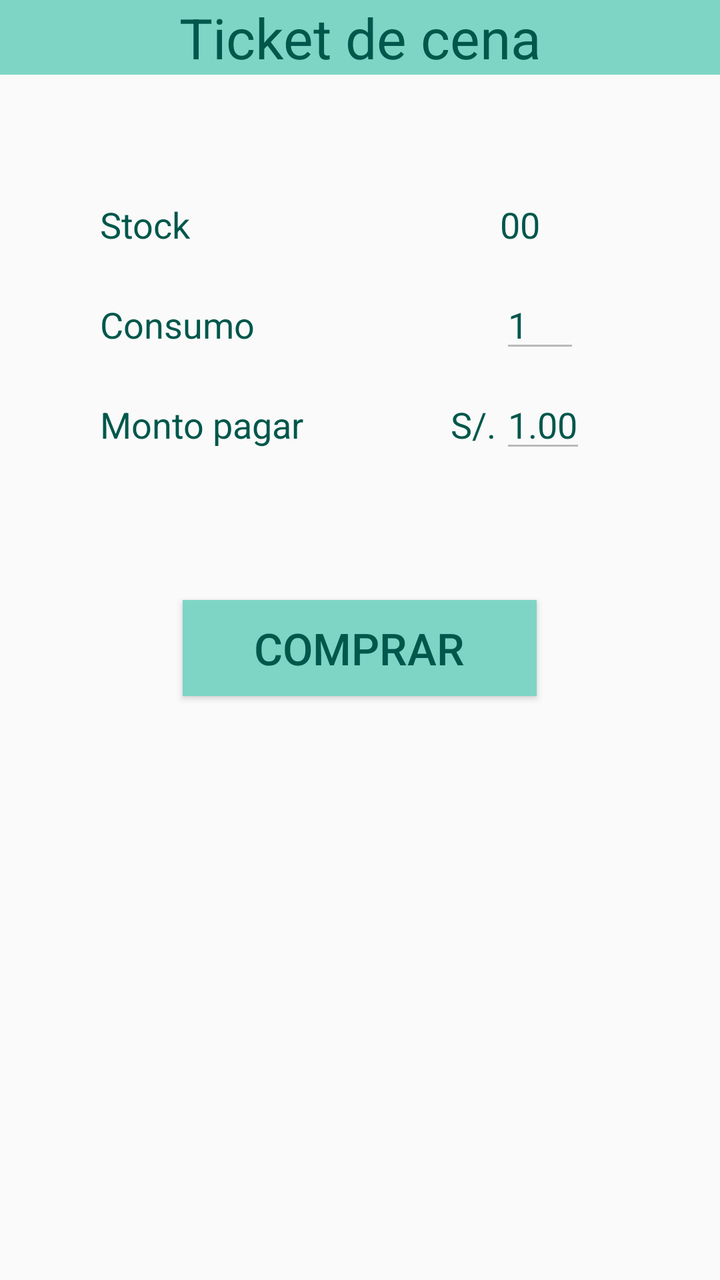
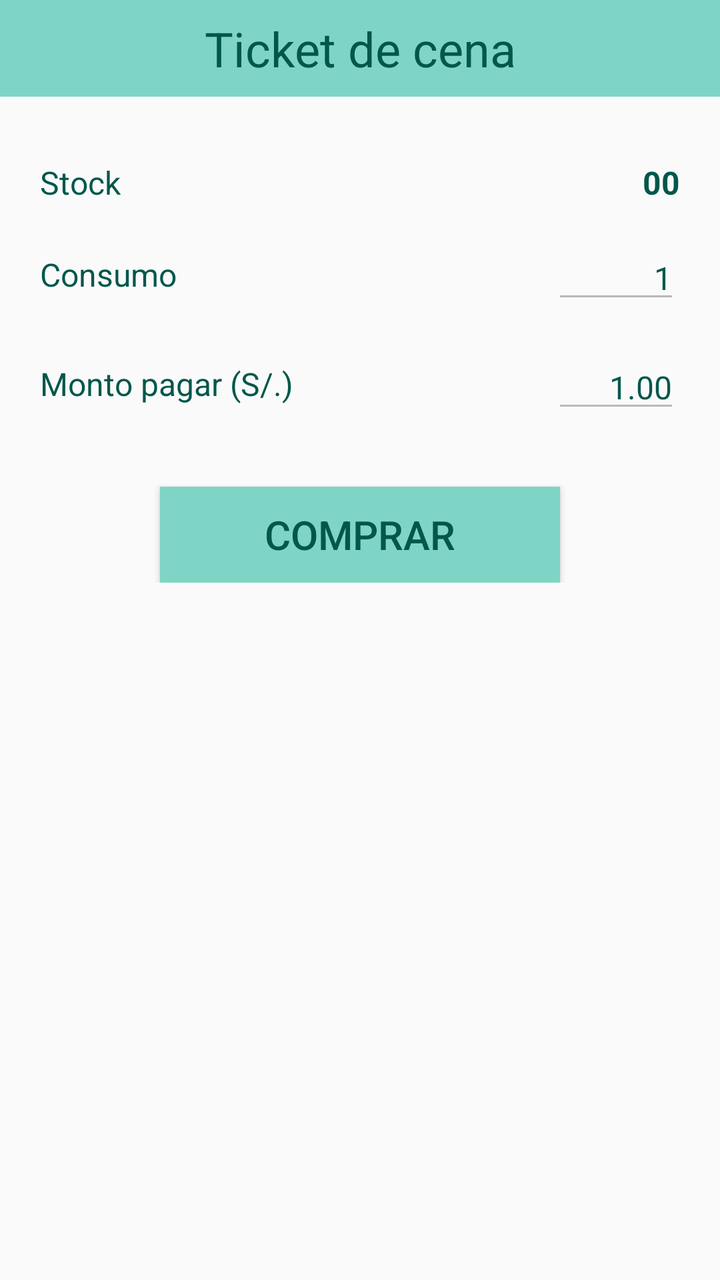

Two renders of the same Android screen: before a commit and after it. Below are the layout's source before the change and the commit's diff.
<!-- AndroidManifest.xml: application theme AppTheme -->
<!-- res/layout/fragment_fragmento_alumno_comprar_cena.xml -->
<?xml version="1.0" encoding="utf-8"?>
<FrameLayout xmlns:android="http://schemas.android.com/apk/res/android"
    xmlns:tools="http://schemas.android.com/tools"
    android:layout_width="match_parent"
    android:layout_height="match_parent"
    tools:context=".fragmento_alumno.fragmento_alumno_comprar_cena">

    <TextView
        android:id="@+id/textView17"
        android:layout_width="414dp"
        android:layout_height="wrap_content"
        android:layout_gravity="center_horizontal"
        android:layout_marginTop="0dp"
        android:background="#7FD5C5"
        android:gravity="center_horizontal"
        android:text="Ticket de cena"
        android:textColor="@color/colorPrimaryDark"
        android:textSize="28sp" />

    <TextView
        android:id="@+id/textView18"
        android:layout_width="wrap_content"
        android:layout_height="wrap_content"
        android:layout_marginTop="100dp"
        android:layout_marginLeft="50dp"
        android:text="Stock"
        android:textColor="@color/colorPrimaryDark"
        android:textSize="18sp" />

    <TextView
        android:id="@+id/stock_ticket_cena"
        android:layout_width="40dp"
        android:layout_height="wrap_content"
        android:layout_marginLeft="250dp"
        android:layout_marginTop="100dp"
        android:editable="false"
        android:ems="10"
        android:enabled="false"
        android:inputType="textPersonName"
        android:text="00"
        android:textColor="@color/colorPrimaryDark"
        android:textSize="18sp" />
    <TextView
        android:id="@+id/textView19"
        android:layout_width="wrap_content"
        android:layout_height="wrap_content"
        android:layout_marginTop="150dp"
        android:layout_marginLeft="50dp"
        android:text="Consumo"
        android:textColor="@color/colorPrimaryDark"
        android:textSize="18sp" />

    <EditText
        android:id="@+id/editText1"
        android:layout_width="40dp"
        android:layout_height="wrap_content"
        android:layout_marginLeft="250dp"
        android:layout_marginTop="140dp"
        android:editable="false"
        android:enabled="false"
        android:ems="10"
        android:inputType="textPersonName"
        android:text="1"
        android:textColor="@color/colorPrimaryDark"
        android:textSize="18sp" />

    <TextView
        android:id="@+id/textView20"
        android:layout_width="wrap_content"
        android:layout_height="wrap_content"
        android:layout_marginTop="200dp"
        android:layout_marginLeft="50dp"
        android:text="Monto pagar                 S/."
        android:textColor="@color/colorPrimaryDark"
        android:textSize="18sp" />

    <EditText
        android:id="@+id/editText2"
        android:layout_width="43dp"
        android:layout_height="wrap_content"
        android:layout_marginLeft="250dp"
        android:layout_marginTop="190dp"
        android:ems="10"
        android:enabled="false"
        android:editable="false"
        android:inputType="textPersonName"
        android:text="1.00"
        android:textColor="@color/colorPrimaryDark"
        android:textSize="18sp" />

    <Button
        android:id="@+id/btn_comprar_cena"
        android:layout_width="177dp"
        android:layout_height="wrap_content"
        android:layout_gravity="center_horizontal"
        android:layout_marginTop="300dp"
        android:background="#7FD5C5"
        android:text="Comprar"
        android:textColor="@color/colorPrimaryDark"
        android:textSize="22sp" />



</FrameLayout>
<!-- resources referenced by this layout -->
<resources>
  <color name="colorPrimaryDark">#00574B</color>
  <style name="AppTheme" parent="Theme.AppCompat.Light.DarkActionBar">
          
          <item name="colorPrimary">@color/colorPrimary</item>
          <item name="colorPrimaryDark">@color/colorPrimaryDark</item>
          <item name="colorAccent">@color/colorAccent</item>
      </style>
  <color name="colorPrimary">#8BD8D0</color>
  <color name="colorAccent">#D81B60</color>
</resources>

<!-- the commit's change to res/layout/fragment_fragmento_alumno_comprar_cena.xml (unified diff, before → after) -->
@@ -1,104 +1,150 @@
 <?xml version="1.0" encoding="utf-8"?>
-<FrameLayout xmlns:android="http://schemas.android.com/apk/res/android"
+<LinearLayout xmlns:android="http://schemas.android.com/apk/res/android"
+    xmlns:app="http://schemas.android.com/apk/res-auto"
     xmlns:tools="http://schemas.android.com/tools"
     android:layout_width="match_parent"
     android:layout_height="match_parent"
+    android:orientation="vertical"
     tools:context=".fragmento_alumno.fragmento_alumno_comprar_cena">
 
     <TextView
         android:id="@+id/textView17"
-        android:layout_width="414dp"
+        android:layout_width="match_parent"
         android:layout_height="wrap_content"
-        android:layout_gravity="center_horizontal"
-        android:layout_marginTop="0dp"
         android:background="#7FD5C5"
         android:gravity="center_horizontal"
+        android:paddingVertical="8dp"
         android:text="Ticket de cena"
         android:textColor="@color/colorPrimaryDark"
-        android:textSize="28sp" />
+        android:textSize="@dimen/header_text_size" />
 
-    <TextView
-        android:id="@+id/textView18"
-        android:layout_width="wrap_content"
-        android:layout_height="wrap_content"
-        android:layout_marginTop="100dp"
-        android:layout_marginLeft="50dp"
-        android:text="Stock"
-        android:textColor="@color/colorPrimaryDark"
-        android:textSize="18sp" />
+    <ScrollView
+        android:layout_width="match_parent"
+        android:layout_height="0dp"
+        android:layout_weight="1"
+        android:fillViewport="true">
 
-    <TextView
-        android:id="@+id/stock_ticket_cena"
-        android:layout_width="40dp"
-        android:layout_height="wrap_content"
-        android:layout_marginLeft="250dp"
-        android:layout_marginTop="100dp"
-        android:editable="false"
-        android:ems="10"
-        android:enabled="false"
-        android:inputType="textPersonName"
-        android:text="00"
-        android:textColor="@color/colorPrimaryDark"
-        android:textSize="18sp" />
-    <TextView
-        android:id="@+id/textView19"
-        android:layout_width="wrap_content"
-        android:layout_height="wrap_content"
-        android:layout_marginTop="150dp"
-        android:layout_marginLeft="50dp"
-        android:text="Consumo"
-        android:textColor="@color/colorPrimaryDark"
-        android:textSize="18sp" />
+        <androidx.constraintlayout.widget.ConstraintLayout
+            android:layout_width="match_parent"
+            android:layout_height="wrap_content"
+            android:paddingStart="@dimen/screen_padding_horizontal"
+            android:paddingTop="@dimen/screen_padding_vertical"
+            android:paddingEnd="@dimen/screen_padding_horizontal"
+            android:paddingBottom="@dimen/screen_padding_vertical">
 
-    <EditText
-        android:id="@+id/editText1"
-        android:layout_width="40dp"
-        android:layout_height="wrap_content"
-        android:layout_marginLeft="250dp"
-        android:layout_marginTop="140dp"
-        android:editable="false"
-        android:enabled="false"
-        android:ems="10"
-        android:inputType="textPersonName"
-        android:text="1"
-        android:textColor="@color/colorPrimaryDark"
-        android:textSize="18sp" />
+            <LinearLayout
+                android:layout_width="0dp"
+                android:layout_height="wrap_content"
+                android:orientation="vertical"
+                app:layout_constraintEnd_toEndOf="parent"
+                app:layout_constraintStart_toStartOf="parent"
+                app:layout_constraintTop_toTopOf="parent"
+                app:layout_constraintWidth_max="@dimen/content_max_width">
 
-    <TextView
-        android:id="@+id/textView20"
-        android:layout_width="wrap_content"
-        android:layout_height="wrap_content"
-        android:layout_marginTop="200dp"
-        android:layout_marginLeft="50dp"
-        android:text="Monto pagar                 S/."
-        android:textColor="@color/colorPrimaryDark"
-        android:textSize="18sp" />
+                <LinearLayout
+                    android:layout_width="match_parent"
+                    android:layout_height="wrap_content"
+                    android:layout_marginTop="16dp"
+                    android:gravity="center_vertical"
+                    android:orientation="horizontal">
 
-    <EditText
-        android:id="@+id/editText2"
-        android:layout_width="43dp"
-        android:layout_height="wrap_content"
-        android:layout_marginLeft="250dp"
-        android:layout_marginTop="190dp"
-        android:ems="10"
-        android:enabled="false"
-        android:editable="false"
-        android:inputType="textPersonName"
-        android:text="1.00"
-        android:textColor="@color/colorPrimaryDark"
-        android:textSize="18sp" />
+                    <TextView
+                        android:id="@+id/textView18"
+                        android:layout_width="0dp"
+                        android:layout_height="wrap_content"
+                        android:layout_weight="1"
+                        android:text="Stock"
+                        android:textColor="@color/colorPrimaryDark"
+                        android:textSize="@dimen/body_text_size" />
 
-    <Button
-        android:id="@+id/btn_comprar_cena"
-        android:layout_width="177dp"
-        android:layout_height="wrap_content"
-        android:layout_gravity="center_horizontal"
-        android:layout_marginTop="300dp"
-        android:background="#7FD5C5"
-        android:text="Comprar"
-        android:textColor="@color/colorPrimaryDark"
-        android:textSize="22sp" />
+                    <TextView
+                        android:id="@+id/stock_ticket_cena"
+                        android:layout_width="wrap_content"
+                        android:layout_height="wrap_content"
+                        android:gravity="end"
+                        android:minWidth="64dp"
+                        android:text="00"
+                        android:textColor="@color/colorPrimaryDark"
+                        android:textSize="@dimen/body_text_size"
+                        android:textStyle="bold" />
 
+                </LinearLayout>
 
+                <LinearLayout
+                    android:layout_width="match_parent"
+                    android:layout_height="wrap_content"
+                    android:layout_marginTop="@dimen/form_section_spacing"
+                    android:gravity="center_vertical"
+                    android:orientation="horizontal">
 
-</FrameLayout>
+                    <TextView
+                        android:id="@+id/textView19"
+                        android:layout_width="0dp"
+                        android:layout_height="wrap_content"
+                        android:layout_weight="1"
+                        android:text="Consumo"
+                        android:textColor="@color/colorPrimaryDark"
+                        android:textSize="@dimen/body_text_size" />
+
+                    <EditText
+                        android:id="@+id/editText1"
+                        android:layout_width="wrap_content"
+                        android:layout_height="wrap_content"
+                        android:enabled="false"
+                        android:gravity="end"
+                        android:inputType="none"
+                        android:minWidth="64dp"
+                        android:text="1"
+                        android:textColor="@color/colorPrimaryDark"
+                        android:textSize="@dimen/body_text_size" />
+
+                </LinearLayout>
+
+                <LinearLayout
+                    android:layout_width="match_parent"
+                    android:layout_height="wrap_content"
+                    android:layout_marginTop="@dimen/form_section_spacing"
+                    android:gravity="center_vertical"
+                    android:orientation="horizontal">
+
+                    <TextView
+                        android:id="@+id/textView20"
+                        android:layout_width="0dp"
+                        android:layout_height="wrap_content"
+                        android:layout_weight="1"
+                        android:text="Monto pagar (S/.)"
+                        android:textColor="@color/colorPrimaryDark"
+                        android:textSize="@dimen/body_text_size" />
+
+                    <EditText
+                        android:id="@+id/editText2"
+                        android:layout_width="wrap_content"
+                        android:layout_height="wrap_content"
+                        android:enabled="false"
+                        android:gravity="end"
+                        android:inputType="none"
+                        android:minWidth="64dp"
+                        android:text="1.00"
+                        android:textColor="@color/colorPrimaryDark"
+                        android:textSize="@dimen/body_text_size" />
+
+                </LinearLayout>
+
+                <Button
+                    android:id="@+id/btn_comprar_cena"
+                    android:layout_width="@dimen/button_width"
+                    android:layout_height="wrap_content"
+                    android:layout_gravity="center_horizontal"
+                    android:layout_marginTop="32dp"
+                    android:background="#7FD5C5"
+                    android:text="Comprar"
+                    android:textColor="@color/colorPrimaryDark"
+                    android:textSize="20sp" />
+
+            </LinearLayout>
+
+        </androidx.constraintlayout.widget.ConstraintLayout>
+
+    </ScrollView>
+
+</LinearLayout>
<!-- resource entries referenced after the edit -->
@@ -1,6 +1,13 @@
 <!-- resources referenced by this layout -->
 <resources>
   <color name="colorPrimaryDark">#00574B</color>
+  <dimen name="body_text_size">16sp</dimen>
+  <dimen name="button_width">200dp</dimen>
+  <dimen name="content_max_width">480dp</dimen>
+  <dimen name="form_section_spacing">16dp</dimen>
+  <dimen name="header_text_size">24sp</dimen>
+  <dimen name="screen_padding_horizontal">20dp</dimen>
+  <dimen name="screen_padding_vertical">16dp</dimen>
   <style name="AppTheme" parent="Theme.AppCompat.Light.DarkActionBar">
           
           <item name="colorPrimary">@color/colorPrimary</item>
